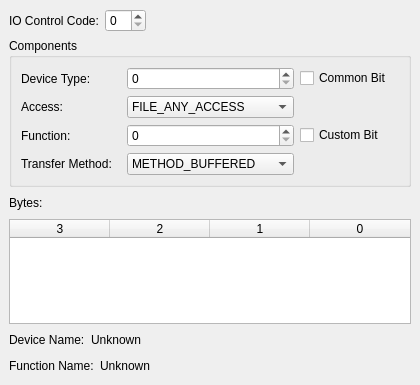
This is widgets/MainWindow.ui in EvanMcBroom/ioctl-parser as Qt 5 draws it before an edit. The edited form follows.
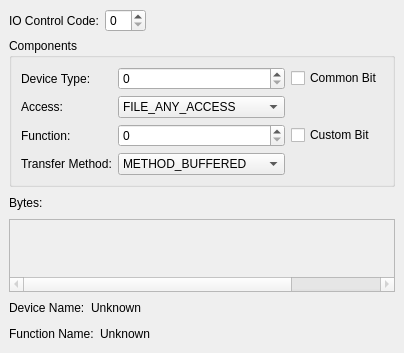
This is the edited form. Custom widgets are drawn as their Qt base class.

What changed in the file:
```diff
--- a/widgets/MainWindow.ui
+++ b/widgets/MainWindow.ui
@@ -6,8 +6,8 @@
    <rect>
     <x>0</x>
     <y>0</y>
-    <width>420</width>
-    <height>385</height>
+    <width>402</width>
+    <height>353</height>
    </rect>
   </property>
   <property name="windowTitle">
@@ -177,6 +177,18 @@
     </item>
     <item>
      <widget class="QTableWidget" name="tableWidgetBytes">
+      <property name="enabled">
+       <bool>false</bool>
+      </property>
+      <attribute name="horizontalHeaderVisible">
+       <bool>false</bool>
+      </attribute>
+      <attribute name="horizontalHeaderMinimumSectionSize">
+       <number>4</number>
+      </attribute>
+      <attribute name="verticalHeaderVisible">
+       <bool>false</bool>
+      </attribute>
       <column>
        <property name="text">
         <string>3</string>
```
